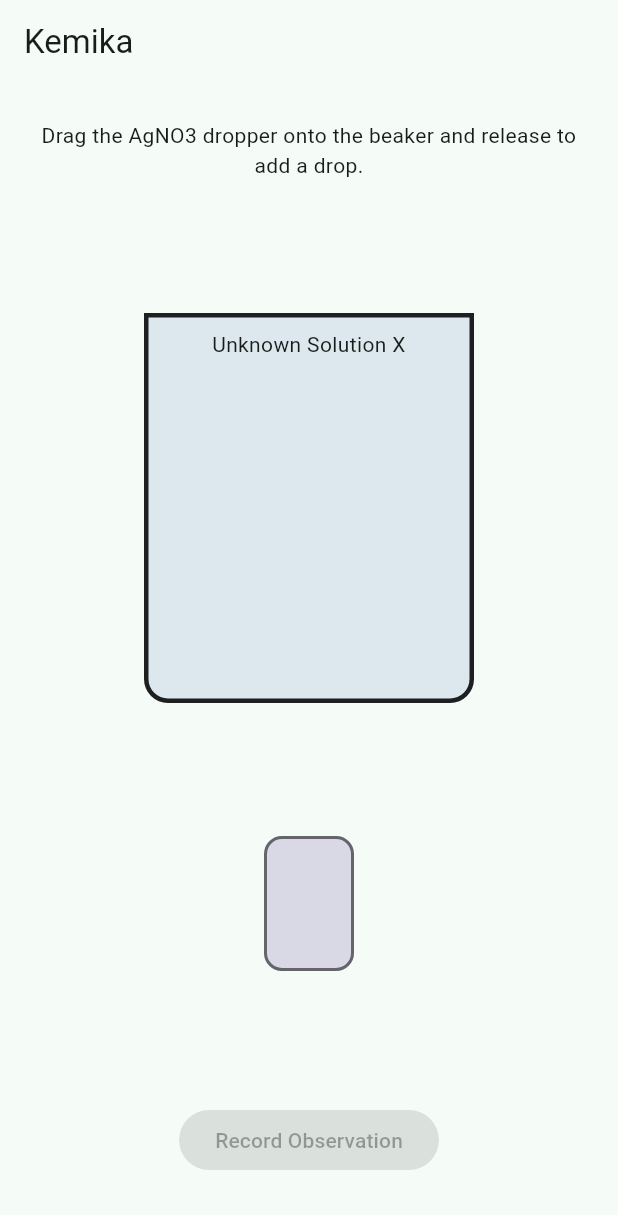
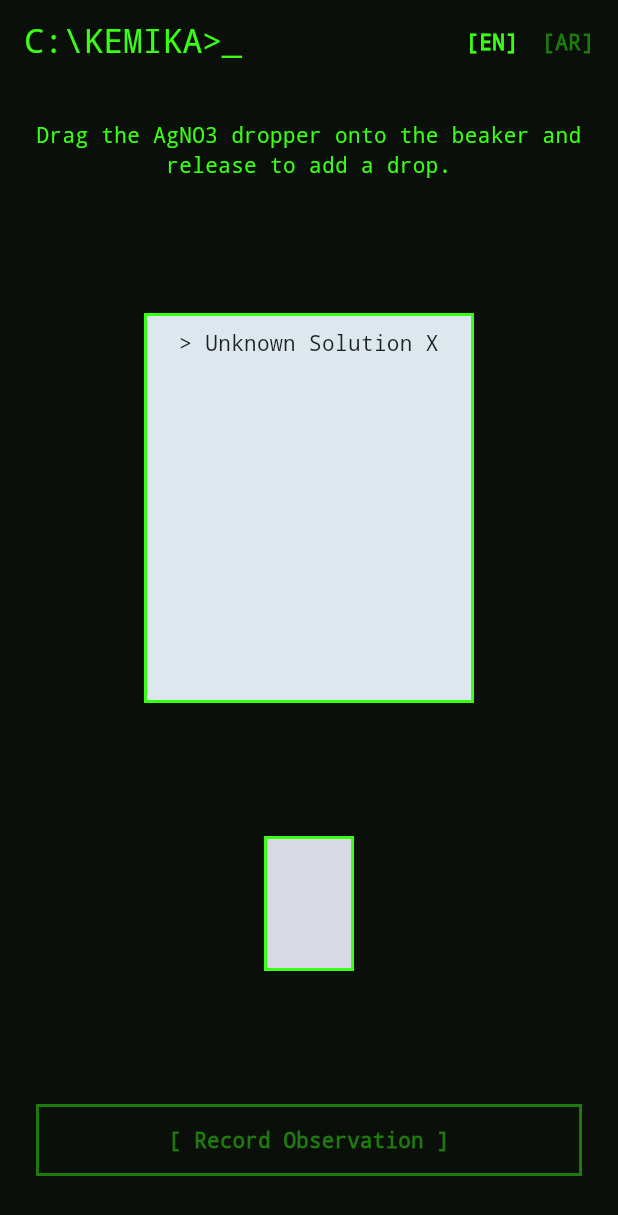
Before and after one commit to ojgWeza/Kemika, a Flutter app: the screen it shows after launch, on a phone screen of 412 x 824 dp. Shown: the top 1215 px of the screen. Run offline on Flutter 3.47's test engine with Material 3 defaults, Android fonts, the phone set to English and light mode, and no system bars.

Commit message:
Redesign visuals as deliberate DOS/terminal style; add real AR/EN toggle
Two user-requested changes:

1. The placeholder visuals (default Material: rounded corners, default
   theme colors) read as an unfinished/missing graphic rather than the
   intentional DOS-style retro look CONSTITUTION.md principle 4 calls
   for. Added lib/theme/terminal_theme.dart (black background,
   phosphor green, monospace, sharp corners, bracket-style buttons
   like "[ RECORD OBSERVATION ]") and restyled the vertical slice
   screen with it. Still placeholder shapes, not real pixel art -- but
   now unmistakably on purpose.

2. Arabic was previously only stored in AppStrings, never actually
   switchable in the running app. Added a real [EN]/[AR] toggle in the
   app bar. Required refactoring screen state to hold string *keys*
   rather than resolved strings (_instructionKey/_feedbackKey), so a
   language switch at any point re-renders correctly instead of
   leaving stale-language text from whenever it was first set. Also
   wrapped the screen in Directionality keyed off the current
   language, so the whole layout mirrors for RTL, not just text
   alignment -- confirmed via screenshot (title/toggle chips/beaker
   label arrow all flip sides correctly).

Verified via the same headless-browser screenshot pass as before:
full happy-path flow re-confirmed working under the new styling, zero
console/page errors. Arabic glyph shaping itself renders as tofu boxes
in this sandbox (font-fetch blocked, same root cause as the earlier
equation-symbol tofu issue) -- documented as a testing-environment
caveat in CONSTITUTION.md, not a confirmed app bug; real mobile builds
don't fetch fonts over the network the way this sandboxed web test
does.

```diff
--- a/lib/main.dart
+++ b/lib/main.dart
@@ -1,6 +1,7 @@
 import 'package:flutter/material.dart';
 
 import 'screens/practice_slice_screen.dart';
+import 'theme/terminal_theme.dart';
 
 void main() {
   runApp(const KemikaApp());
@@ -14,10 +15,7 @@ class KemikaApp extends StatelessWidget {
     return MaterialApp(
       title: 'Kemika',
       debugShowCheckedModeBanner: false,
-      theme: ThemeData(
-        colorScheme: ColorScheme.fromSeed(seedColor: const Color(0xFF2E7D6B)),
-        useMaterial3: true,
-      ),
+      theme: buildTerminalTheme(),
       home: const PracticeSliceScreen(),
     );
   }
--- a/lib/screens/practice_slice_screen.dart
+++ b/lib/screens/practice_slice_screen.dart
@@ -5,6 +5,7 @@ import '../data/reaction.dart';
 import '../data/reagent.dart';
 import '../l10n/app_strings.dart';
 import '../modes/practice_mode_controller.dart';
+import '../theme/terminal_theme.dart';
 
 /// The chloride + AgNO3 vertical slice: one full lesson end-to-end (drag reagent ->
 /// drip -> observe -> record), built to validate the "no result without action" loop
@@ -28,8 +29,11 @@ class _PracticeSliceScreenState extends State<PracticeSliceScreen> {
   late final PracticeModeController _controller;
 
   Color _beakerColor = _emptySolutionColor;
-  String _instruction = '';
-  String _feedback = '';
+  // Keys into AppStrings, not raw strings, so a language toggle at any point
+  // re-renders correctly instead of leaving stale-language text on screen
+  // from whenever it was first set.
+  String _instructionKey = 'slice.instruction';
+  String? _feedbackKey;
   bool _readyToRecord = false;
 
   @override
@@ -45,10 +49,9 @@ class _PracticeSliceScreenState extends State<PracticeSliceScreen> {
       ..onReadyToRecord = () {
         setState(() {
           _readyToRecord = true;
-          _instruction = AppStrings.get('slice.recordPrompt');
+          _instructionKey = 'slice.recordPrompt';
         });
       };
-    _instruction = AppStrings.get('slice.instruction');
   }
 
   Reaction _buildChlorideVsSilverNitrateReaction() {
@@ -88,15 +91,23 @@ class _PracticeSliceScreenState extends State<PracticeSliceScreen> {
     );
   }
 
+  void _toggleLanguage(AppLanguage language) {
+    if (AppStrings.current == language) return;
+    setState(() => AppStrings.current = language);
+  }
+
   void _openObservationPanel() {
     final optionsEn = _reaction.distractorDescriptionsEn;
     final optionsAr = _reaction.distractorDescriptionsAr;
     final correctIndex = optionsEn.indexOf(_reaction.resultDescriptionEn);
+    final rtl = AppStrings.current == AppLanguage.arabic;
 
     showDialog<void>(
       context: context,
       builder: (dialogContext) {
-        return AlertDialog(
+        return Directionality(
+          textDirection: rtl ? TextDirection.rtl : TextDirection.ltr,
+          child: AlertDialog(
             title: Text(AppStrings.get('slice.recordPrompt')),
             content: Column(
               mainAxisSize: MainAxisSize.min,
@@ -104,17 +115,13 @@ class _PracticeSliceScreenState extends State<PracticeSliceScreen> {
                 for (var i = 0; i < optionsEn.length; i++)
                   Padding(
                     padding: const EdgeInsets.symmetric(vertical: 4),
-                  child: SizedBox(
-                    width: double.infinity,
-                    child: OutlinedButton(
+                    child: TerminalButton(
+                      label: '${i + 1}. ${rtl ? optionsAr[i] : optionsEn[i]}',
                       onPressed: () => _chooseObservation(dialogContext, i, correctIndex),
-                      child: Text(
-                        AppStrings.current == AppLanguage.arabic ? optionsAr[i] : optionsEn[i],
-                      ),
-                    ),
                     ),
                   ),
               ],
+            ),
           ),
         );
       },
@@ -125,27 +132,47 @@ class _PracticeSliceScreenState extends State<PracticeSliceScreen> {
     final correct = chosenIndex == correctIndex;
     _controller.recordObservation(correct);
     setState(() {
-      _feedback = correct
-          ? '${AppStrings.get('slice.correct')} ${_reaction.equationText}'
-          : AppStrings.get('slice.incorrect');
+      _feedbackKey = correct ? 'slice.correct' : 'slice.incorrect';
     });
     Navigator.of(dialogContext).pop();
   }
 
   @override
   Widget build(BuildContext context) {
-    return Scaffold(
-      appBar: AppBar(title: const Text('Kemika')),
+    final rtl = AppStrings.current == AppLanguage.arabic;
+    final feedbackKey = _feedbackKey;
+
+    return Directionality(
+      textDirection: rtl ? TextDirection.rtl : TextDirection.ltr,
+      child: Scaffold(
+        appBar: AppBar(
+          title: const Text('C:\\KEMIKA>_'),
+          actions: [
+            TerminalToggleChip(
+              label: 'EN',
+              active: !rtl,
+              onTap: () => _toggleLanguage(AppLanguage.english),
+            ),
+            TerminalToggleChip(
+              label: 'AR',
+              active: rtl,
+              onTap: () => _toggleLanguage(AppLanguage.arabic),
+            ),
+            const SizedBox(width: 8),
+          ],
+        ),
         body: SafeArea(
           child: Padding(
             padding: const EdgeInsets.all(24),
             child: Column(
               children: [
-              Text(_instruction, textAlign: TextAlign.center),
-              if (_feedback.isNotEmpty) ...[
+                Text(AppStrings.get(_instructionKey), textAlign: TextAlign.center),
+                if (feedbackKey != null) ...[
                   const SizedBox(height: 12),
                   Text(
-                  _feedback,
+                    feedbackKey == 'slice.correct'
+                        ? '${AppStrings.get(feedbackKey)} ${_reaction.equationText}'
+                        : AppStrings.get(feedbackKey),
                     textAlign: TextAlign.center,
                     style: const TextStyle(fontWeight: FontWeight.bold),
                   ),
@@ -162,10 +189,13 @@ class _PracticeSliceScreenState extends State<PracticeSliceScreen> {
                       padding: const EdgeInsets.only(top: 8),
                       decoration: BoxDecoration(
                         color: _beakerColor,
-                      border: Border.all(color: Colors.black87, width: 3),
-                      borderRadius: const BorderRadius.vertical(bottom: Radius.circular(16)),
+                        border: Border.all(color: TerminalColors.green, width: 2),
                       ),
-                    child: Text(AppStrings.get('slice.beakerLabel'), textAlign: TextAlign.center),
+                      child: Text(
+                        '> ${AppStrings.get('slice.beakerLabel')}',
+                        textAlign: TextAlign.center,
+                        style: const TextStyle(color: Colors.black87),
+                      ),
                     );
                   },
                 ),
@@ -177,12 +207,13 @@ class _PracticeSliceScreenState extends State<PracticeSliceScreen> {
                   child: _dropperVisual(),
                 ),
                 const Spacer(),
-              ElevatedButton(
+                TerminalButton(
+                  label: AppStrings.get('slice.recordButton'),
                   onPressed: _readyToRecord ? _openObservationPanel : null,
-                child: Text(AppStrings.get('slice.recordButton')),
                 ),
                 const SizedBox(height: 16),
               ],
+            ),
           ),
         ),
       ),
@@ -195,8 +226,7 @@ class _PracticeSliceScreenState extends State<PracticeSliceScreen> {
       height: 90,
       decoration: BoxDecoration(
         color: _reaction.reagent.dropperTint,
-        borderRadius: BorderRadius.circular(12),
-        border: Border.all(color: Colors.black54, width: 2),
+        border: Border.all(color: TerminalColors.green, width: 2),
       ),
     );
   }
--- /dev/null
+++ b/lib/theme/terminal_theme.dart
@@ -0,0 +1,97 @@
+import 'package:flutter/material.dart';
+
+/// Deliberately DOS/terminal-styled placeholder visuals -- CONSTITUTION.md
+/// principle 4 ("DOS-like / deliberately primitive pixel art"). Sharp
+/// corners, monospace type, black background, phosphor-green accent: this is
+/// meant to read as an intentional retro aesthetic, not as "the graphic
+/// wasn't made yet." Real pixel art replaces this incrementally later; this
+/// is the placeholder done on purpose, not a missing one.
+class TerminalColors {
+  const TerminalColors._();
+
+  static const background = Color(0xFF0A0F0A);
+  static const green = Color(0xFF39FF14);
+  static const greenDim = Color(0xFF1E7A0D);
+  static const greenFaint = Color(0xFF123C09);
+}
+
+ThemeData buildTerminalTheme() {
+  const green = TerminalColors.green;
+  return ThemeData(
+    useMaterial3: true,
+    fontFamily: 'monospace',
+    scaffoldBackgroundColor: TerminalColors.background,
+    colorScheme: const ColorScheme.dark(
+      primary: green,
+      onPrimary: Colors.black,
+      surface: TerminalColors.background,
+      onSurface: green,
+    ),
+    appBarTheme: const AppBarTheme(
+      backgroundColor: TerminalColors.background,
+      foregroundColor: green,
+      elevation: 0,
+      centerTitle: false,
+    ),
+    dialogTheme: const DialogThemeData(
+      backgroundColor: TerminalColors.background,
+      shape: RoundedRectangleBorder(
+        side: BorderSide(color: green, width: 2),
+        borderRadius: BorderRadius.zero,
+      ),
+      titleTextStyle: TextStyle(color: green, fontWeight: FontWeight.bold, fontSize: 18),
+      contentTextStyle: TextStyle(color: green),
+    ),
+  );
+}
+
+/// A sharp-cornered bracket-outline button, e.g. "[ RECORD OBSERVATION ]".
+/// Full brightness when [onPressed] is set, dimmed when null -- the disabled
+/// state must stay visually obvious (law 1: can't record before enough
+/// drips land), not just technically inert.
+class TerminalButton extends StatelessWidget {
+  const TerminalButton({super.key, required this.label, required this.onPressed});
+
+  final String label;
+  final VoidCallback? onPressed;
+
+  @override
+  Widget build(BuildContext context) {
+    final color = onPressed != null ? TerminalColors.green : TerminalColors.greenDim;
+    return SizedBox(
+      width: double.infinity,
+      child: OutlinedButton(
+        onPressed: onPressed,
+        style: OutlinedButton.styleFrom(
+          shape: const RoundedRectangleBorder(borderRadius: BorderRadius.zero),
+          side: BorderSide(color: color, width: 2),
+          foregroundColor: color,
+          padding: const EdgeInsets.symmetric(vertical: 14),
+        ),
+        child: Text('[ $label ]', style: TextStyle(color: color, fontWeight: FontWeight.bold)),
+      ),
+    );
+  }
+}
+
+/// Compact bracket toggle used for the EN/AR switch in the app bar, e.g. "[AR]".
+/// [active] renders full-brightness green; inactive renders dim.
+class TerminalToggleChip extends StatelessWidget {
+  const TerminalToggleChip({super.key, required this.label, required this.active, required this.onTap});
+
+  final String label;
+  final bool active;
+  final VoidCallback onTap;
+
+  @override
+  Widget build(BuildContext context) {
+    final color = active ? TerminalColors.green : TerminalColors.greenDim;
+    return InkWell(
+      onTap: onTap,
+      child: Padding(
+        padding: const EdgeInsets.symmetric(horizontal: 8, vertical: 4),
+        child: Text('[$label]', style: TextStyle(color: color, fontWeight: FontWeight.bold)),
+      ),
+    );
+  }
+}
```
Also changed, not shown: 3 other files. Lines whose indentation alone changed are shown as unchanged.
